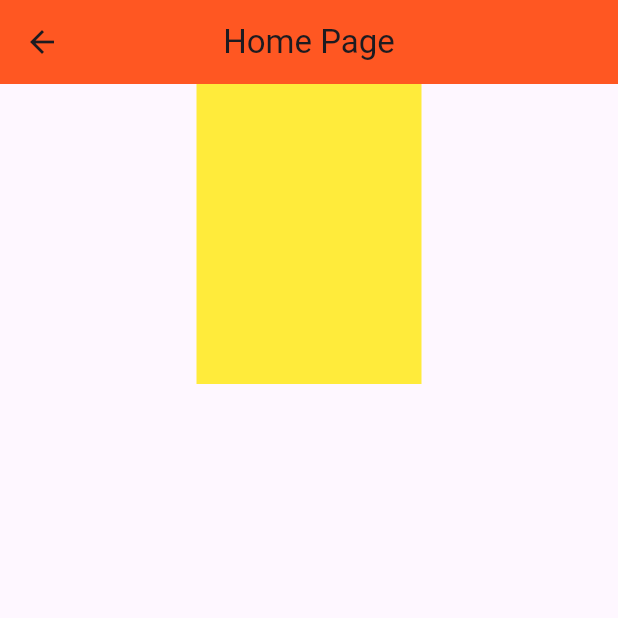
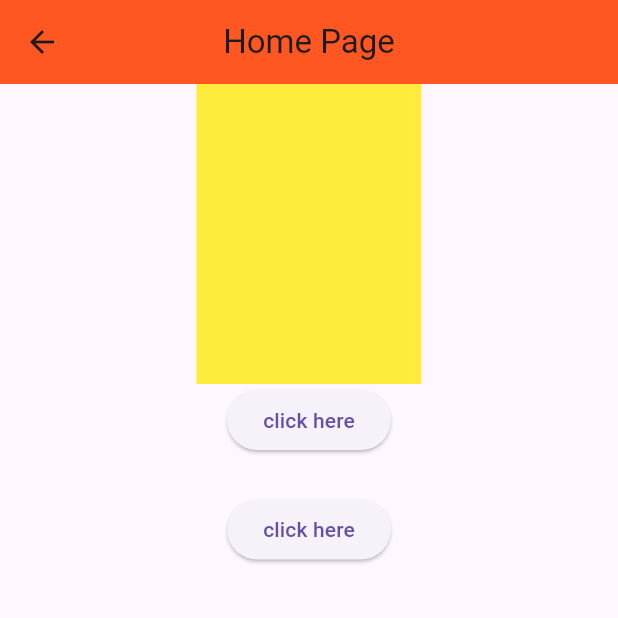
Before and after one commit to Abesse311/test-, a Flutter app: the Home screen opened directly, on a phone screen of 412 x 824 dp, the top half of it. Run offline on Flutter 3.47's test engine with Material 3 defaults, Android fonts, the phone set to English and light mode, and no system bars.

Commit message:
home.dart ==> container and 2 elevated buttons added

```diff
--- a/lib/pages/home.dart
+++ b/lib/pages/home.dart
@@ -15,7 +15,10 @@ class Home extends StatelessWidget {
                 height: 200,
                 width: 150,
                 color: Colors.yellow,
-              )
+              ),
+              ElevatedButton(onPressed: (){}, child: Text("click here")) ,
+              SizedBox(height: 25,),
+              ElevatedButton(onPressed: (){}, child: Text("click here")) ,
             ],
           )
         ],
```
